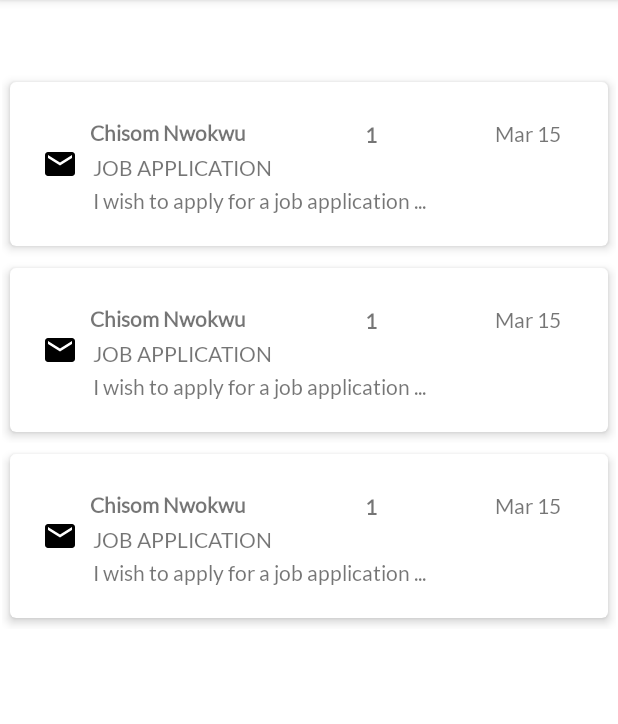
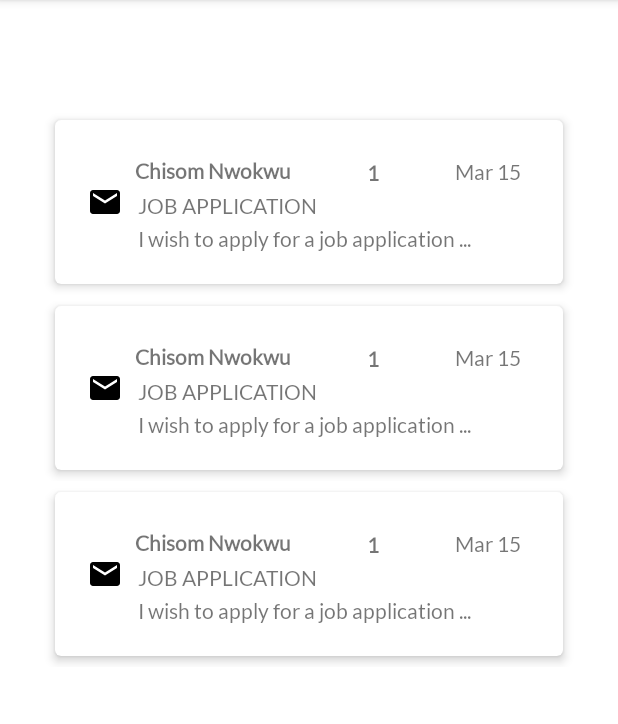
Before and after one commit to Sommie09/HydraMail, an Android app: the layout activity_sent_mails.xml on its own in the app's theme, with its tools: preview values and no code run, on a phone screen of 412 x 824 dp, the part 84-808 px from its top. Run offline under Robolectric (Android 15) with nearby library versions, the phone set to English and light mode, and no system bars.

```diff
--- a/app/build.gradle
+++ b/app/build.gradle
@@ -37,4 +37,9 @@ dependencies {
     implementation 'com.android.support:design:29.1.1'
 
     implementation 'com.github.nedimf:maildroid:v0.0.4-relase'
+
+    implementation 'com.google.android.material:material:1.2.0'
+
+    //Material Design
+    implementation 'com.google.android.material:material:1.3.0-alpha02'
 }
--- a/app/src/main/res/layout/activity_sent_mails.xml
+++ b/app/src/main/res/layout/activity_sent_mails.xml
@@ -8,7 +8,8 @@
 
     <include
         android:id="@+id/tool_bar"
-        layout="@layout/toolbar"></include>
+        layout="@layout/toolbar">
+    </include>
 
     <ImageView
         android:visibility="invisible"
@@ -37,6 +38,9 @@
         app:layout_constraintVertical_bias="0.0" />
 
         <androidx.recyclerview.widget.RecyclerView
+            android:layout_marginTop="50dp"
+            android:paddingLeft="10dp"
+            android:paddingRight="10dp"
         android:id="@+id/mail_recycler_view"
         android:layout_width="409dp"
         android:layout_height="673dp"
--- a/app/src/main/res/layout/mail_item_view.xml
+++ b/app/src/main/res/layout/mail_item_view.xml
@@ -3,15 +3,22 @@
     xmlns:app="http://schemas.android.com/apk/res-auto"
     xmlns:tools="http://schemas.android.com/tools"
     android:id="@+id/item_view_layout"
+    android:paddingLeft="10dp"
+    android:paddingRight="10dp"
     android:layout_width="match_parent"
     android:layout_height="wrap_content">
 
-    <androidx.cardview.widget.CardView
+    <com.google.android.material.card.MaterialCardView
+        xmlns:android="http://schemas.android.com/apk/res/android"
+        xmlns:app="http://schemas.android.com/apk/res-auto"
+        xmlns:tools="http://schemas.android.com/tools"
         android:id="@+id/card_view"
         android:layout_width="match_parent"
         android:layout_height="wrap_content"
         app:cardCornerRadius="4dp"
         app:cardElevation="4dp"
+        android:layout_marginLeft="10dp"
+        android:layout_marginRight="10dp"
         app:cardUseCompatPadding="true"
         app:contentPadding="16dp">
 
@@ -93,5 +100,5 @@
                 app:layout_constraintStart_toEndOf="@+id/imageView2"
                 app:layout_constraintTop_toBottomOf="@+id/email_recipient" />
         </androidx.constraintlayout.widget.ConstraintLayout>
-    </androidx.cardview.widget.CardView>
+    </com.google.android.material.card.MaterialCardView>
 </FrameLayout>
```
Also changed, not shown: app/src/main/java/com/example/hydramail/ChooseAccount.java (+30 -30 lines), app/src/main/java/com/example/hydramail/SliderAdapter.java (deleted, +0 -77 lines), app/src/main/java/com/example/hydramail/sentmails/view/SentMailsActivity.java (+9 -2 lines).
